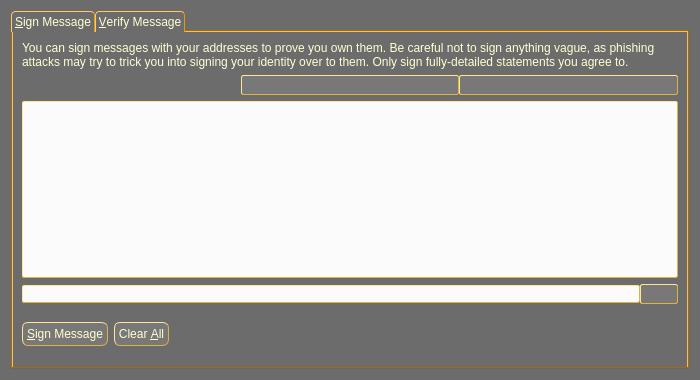
Qt form src/qt/forms/signverifymessagedialog.ui (xming/carpediemcoin) before a commit.
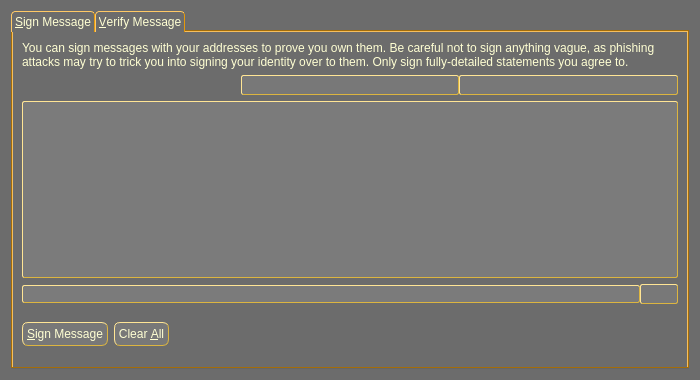
The same form after that commit. The open tabs and pages were chosen to show the change. Icons and pictures are not drawn. Custom widgets are drawn as their Qt base class.

Commit message: Bumped target block for new PoS Protocol. Updated inconsistent UI pages. Added some color to transaction icons.

```diff
--- a/src/qt/forms/signverifymessagedialog.ui
+++ b/src/qt/forms/signverifymessagedialog.ui
@@ -115,7 +115,7 @@
           <string>Enter the message you want to sign here</string>
          </property>
          <property name="styleSheet">
-          <string notr="true">background-color: #FBFBFB; color: #E5990C; border-style:outset; border-color: #dcb540; border-width: 1px; border-radius: 2px; padding: 0px </string>
+          <string notr="true">background-color: #7B7B7B; color: #FFFFD3;; border-style:outset; border-color: #dcb540; border-width: 1px; border-radius: 2px; padding: 0px</string>
          </property>
         </widget>
        </item>
@@ -132,7 +132,7 @@
             </font>
            </property>
            <property name="styleSheet">
-            <string notr="true">QLineEdit {background-color: #FBFBFB; color: #E5990C; border-style:outset; border-color: #dcb540; border-width: 1px; border-radius: 2px; padding: 0px } </string>
+            <string notr="true">QLineEdit {background-color: #7B7B7B; color: #FFFFD3;; border-style:outset; border-color: #dcb540; border-width: 1px; border-radius: 2px; padding: 0px } </string>
            </property>
            <property name="readOnly">
             <bool>true</bool>
```
Left out of the diff: 4 changed lines with no effect on the pictures. The commit also changes 18 other files.
